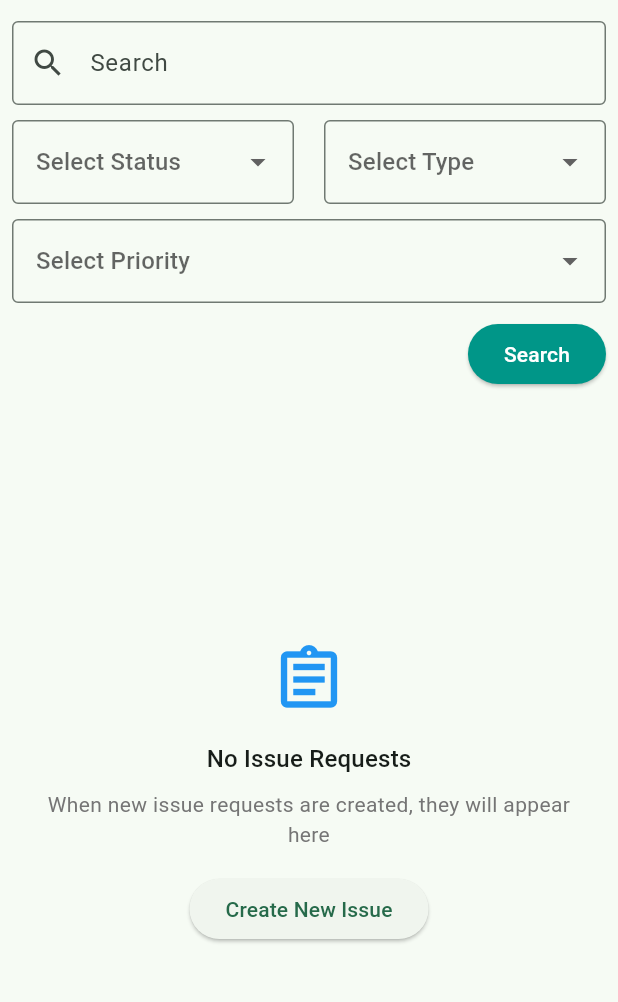
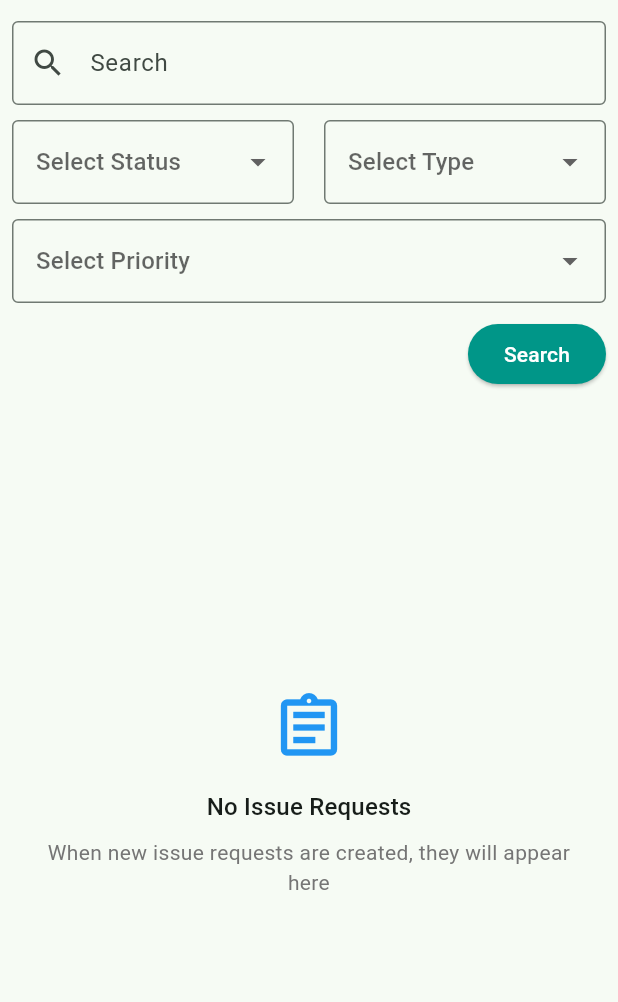
Before and after one commit to serix123/mobile-app, a Flutter app: the IssuesListScreen screen opened by its route, on a phone screen of 412 x 824 dp, the part 63-1065 px from its top. Run offline on Flutter 3.47's test engine with Material 3 defaults, Android fonts, the phone set to English and light mode, and no system bars; our stand-ins replace file_picker, flutter_secure_storage; accounts and stored records are empty; network calls fail.

Commit message:
major revisions - issue, document, notice, and events

```diff
--- a/lib/Features/Events/Data/Service/event.service.dart
+++ b/lib/Features/Events/Data/Service/event.service.dart
@@ -105,7 +105,7 @@ class EventApiService extends TokenService {
         'page': page.toString(),
         if (query.isNotEmpty) 'q': query,
         if (startDate != null) 'date__gte': startDate.toIso8601String(),
-        if (endDate != null) 'date__lt': endDate.toIso8601String(),
+        if (endDate != null) 'date__lte': endDate.toIso8601String(),
       });
 
       final response = await client.get(
--- a/lib/Features/Issue/Presentation/issue.list.view.dart
+++ b/lib/Features/Issue/Presentation/issue.list.view.dart
@@ -120,11 +120,12 @@ class _IssuesListScreenState extends State<IssuesListScreen> {
         Expanded(
           child: Consumer2<ProfileProvider, IssueProvider>(
             builder: (context, profileProvider, provider, _) {
+              final isResident =profileProvider.user?.isResident ?? false;
               if (profileProvider.isLoading || provider.isLoading) {
                 return const Center(child: CircularProgressIndicator());
               }
-              if (provider.error != null) return _buildErrorState();
-              if (provider.issues.isEmpty) return _buildEmptyState();
+              if (provider.error != null) return _buildErrorState(isResident);
+              if (provider.issues.isEmpty) return _buildEmptyState(isResident);
 
               return ListView.separated(
                 padding: const EdgeInsets.all(16),
@@ -172,11 +173,12 @@ class _IssuesListScreenState extends State<IssuesListScreen> {
             Expanded(
               child: Consumer2<ProfileProvider, IssueProvider>(
                 builder: (context, profileProvider, provider, _) {
+                  final isResident =profileProvider.user?.isResident ?? false;
                   if (provider.isLoading) {
                     return const Center(child: CircularProgressIndicator());
                   }
-                  if (provider.error != null) return _buildErrorState();
-                  if (provider.issues.isEmpty) return _buildEmptyState();
+                  if (provider.error != null) return _buildErrorState(isResident);
+                  if (provider.issues.isEmpty) return _buildEmptyState(isResident);
 
                   return Padding(
                     padding: const EdgeInsets.all(16.0),
@@ -340,28 +342,27 @@ class _IssuesListScreenState extends State<IssuesListScreen> {
     );
   }
 
-  Widget _buildErrorState() {
+  Widget _buildErrorState(bool isResident) {
     return GenericEmptyState(
       title: 'No Issue Requests',
       description: 'When new issue requests are created, they will appear here',
       icon: Icons.assignment_outlined,
-      actionButton: ElevatedButton(
-        onPressed: () =>
-            Navigator.of(context).pushNamed(RouteGenerator.issueFormScreen),
+      actionButton: isResident ? ElevatedButton(
+        onPressed: isResident ? () => _navigateToForm(context, FormFieldMode.CREATE) : null,
         child: const Text('Create New Issue'),
-      ),
+      ) : null,
     );
   }
 
-  Widget _buildEmptyState() {
+  Widget _buildEmptyState(bool isResident) {
     return GenericEmptyState(
       title: 'No Issue Requests',
       description: 'When new issue requests are created, they will appear here',
       icon: Icons.assignment_outlined,
-      actionButton: ElevatedButton(
-        onPressed: () => _navigateToForm(context, FormFieldMode.CREATE),
+      actionButton: isResident ? ElevatedButton(
+        onPressed: isResident ? () => _navigateToForm(context, FormFieldMode.CREATE) : null,
         child: const Text('Create New Issue'),
-      ),
+      ): null,
     );
   }
 
--- a/lib/Features/Notice/Presentation/notice.form.dart
+++ b/lib/Features/Notice/Presentation/notice.form.dart
@@ -182,7 +182,7 @@ class _NoticeEditScreenState extends State<NoticeEditScreen> {
                 TextFormField(
                   controller: _titleController,
                   decoration: const InputDecoration(
-                    labelText: 'Event Name',
+                    labelText: 'Notice Title',
                     border: OutlineInputBorder(),
                   ),
                   validator: (value) {
```
